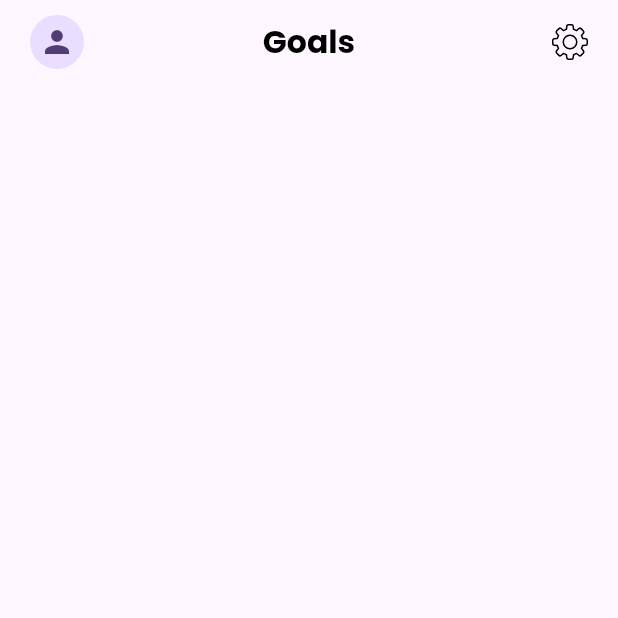
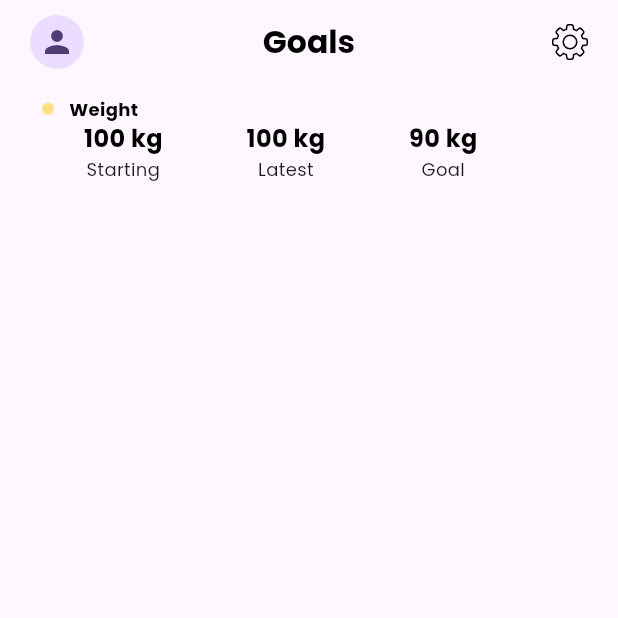
Before and after one commit to Pawan89844/calorie-counter, a Flutter app: the screen it shows after launch, on a phone screen of 412 x 824 dp, the top half of it. Run offline on Flutter 3.47's test engine with Material 3 defaults, Android fonts, the phone set to English and light mode, and no system bars; our stand-ins replace flutter_svg, get, google_fonts.

Commit message:
CU-860t7wz7v - Display Data (Static)

```diff
--- a/lib/view/home/home.dart
+++ b/lib/view/home/home.dart
@@ -24,10 +24,67 @@ class Home extends StatelessWidget {
           const SizedBox(width: 20.0)
         ],
       ),
-      body: const SafeArea(
-          child: Column(
-        children: [],
+      body: SafeArea(
+          child: Padding(
+        padding: const EdgeInsets.only(left: 28.0, top: 8.0),
+        child: Column(
+          children: [
+            Column(
+              children: [
+                Row(
+                  children: [
+                    Container(
+                      height: 8.0,
+                      width: 8.0,
+                      decoration: BoxDecoration(
+                          color: Colors.amber.shade200, shape: BoxShape.circle),
+                    ),
+                    const SizedBox(width: 10.0),
+                    const AppHeadingText('Weight', fontSize: 12.0),
+                  ],
+                ),
+                const Row(
+                  mainAxisAlignment: MainAxisAlignment.spaceAround,
+                  children: [
+                    AppTextTile(
+                      title: '100 kg',
+                      subtitle: 'Starting',
+                    ),
+                    AppTextTile(
+                      title: '100 kg',
+                      subtitle: 'Latest',
+                    ),
+                    AppTextTile(
+                      title: '90 kg',
+                      subtitle: 'Goal',
+                    ),
+                    SizedBox(width: 10.0)
+                  ],
+                )
+              ],
+            )
+          ],
+        ),
       )),
     );
   }
 }
+
+class AppTextTile extends StatelessWidget {
+  final String title, subtitle;
+  const AppTextTile({
+    super.key,
+    required this.subtitle,
+    required this.title,
+  });
+
+  @override
+  Widget build(BuildContext context) {
+    return Column(
+      children: [
+        AppHeadingText(title, fontSize: 16.0),
+        AppText(subtitle, fontSize: 12.0)
+      ],
+    );
+  }
+}
```
